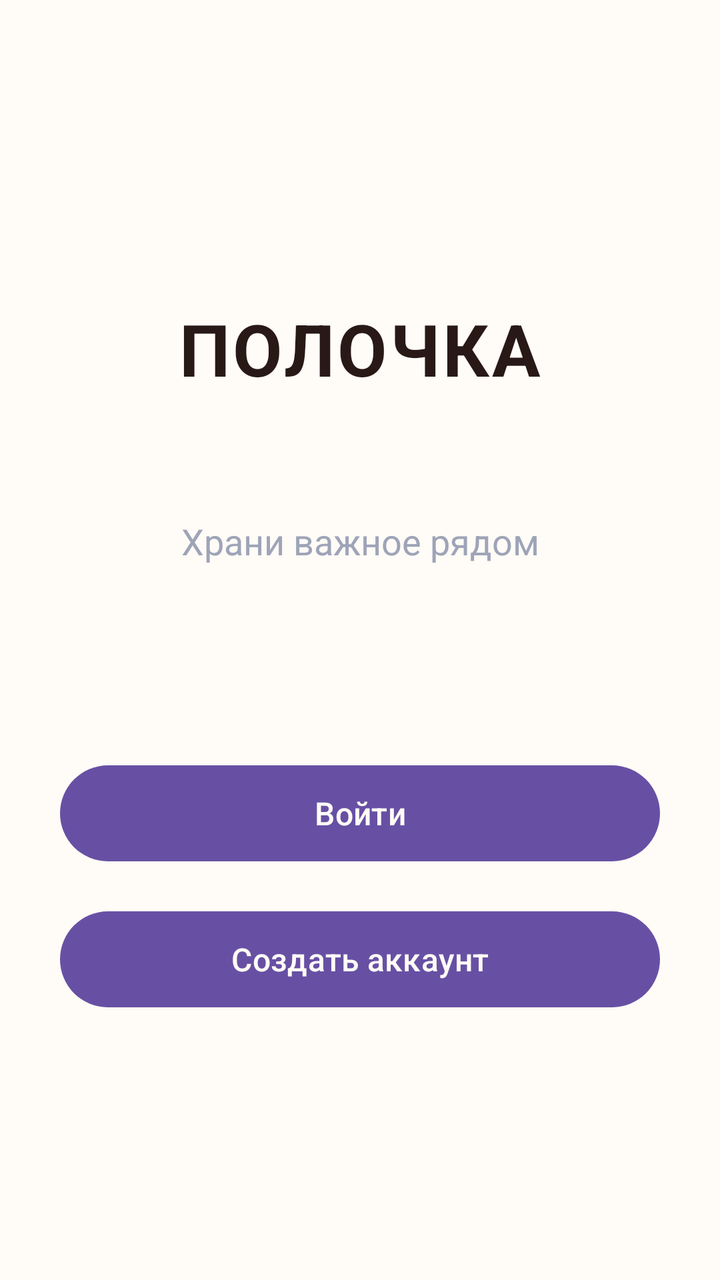
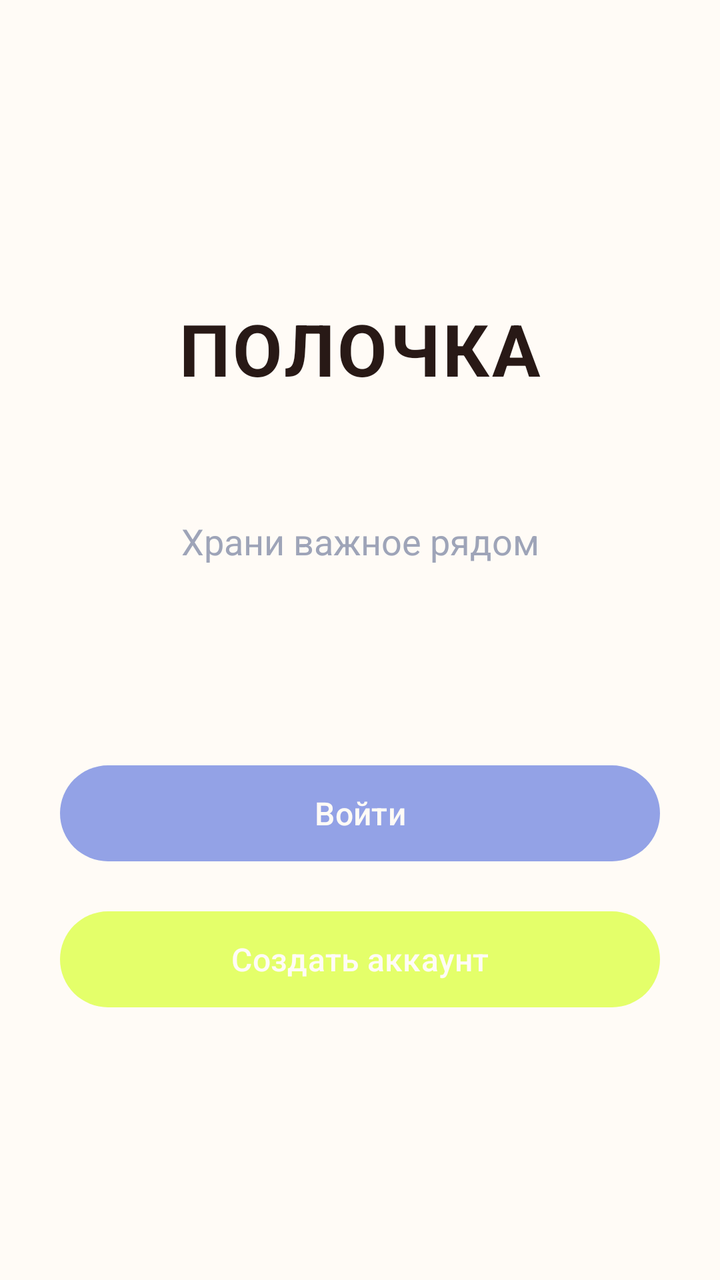

Before-and-after screenshots of an Android layout around one commit, followed by the original layout XML and the change that was made.
<!-- AndroidManifest.xml: application theme Theme.Polochka -->
<!-- res/layout/activity_auth_welcome.xml -->
<?xml version="1.0" encoding="utf-8"?>
<androidx.constraintlayout.widget.ConstraintLayout
    xmlns:android="http://schemas.android.com/apk/res/android"
    xmlns:app="http://schemas.android.com/apk/res-auto"
    android:id="@+id/welcomeRoot"
    android:layout_width="match_parent"
    android:layout_height="match_parent"
    android:background="@color/color_background_primary"
    android:paddingHorizontal="@dimen/spacing_screen_horizontal">

    <TextView
        android:id="@+id/welcomeTitleTextView"
        android:layout_width="wrap_content"
        android:layout_height="wrap_content"
        android:layout_marginTop="150dp"
        android:text="@string/welcome_title"
        android:textColor="@color/color_text_primary"
        android:textSize="36sp"
        android:textStyle="bold"
        android:letterSpacing="0.04"
        app:layout_constraintBottom_toTopOf="@id/welcomeSubtitleTextView"
        app:layout_constraintEnd_toEndOf="parent"
        app:layout_constraintStart_toStartOf="parent"
        app:layout_constraintTop_toTopOf="parent"
        app:layout_constraintVertical_bias="0.28" />

    <TextView
        android:id="@+id/welcomeSubtitleTextView"
        android:layout_width="wrap_content"
        android:layout_height="wrap_content"
        android:layout_marginTop="60dp"
        android:text="@string/welcome_subtitle"
        android:textColor="@color/color_text_secondary"
        android:textSize="18sp"
        app:layout_constraintTop_toBottomOf="@id/welcomeTitleTextView"
        app:layout_constraintEnd_toEndOf="parent"
        app:layout_constraintStart_toStartOf="parent" />

    <Button
        android:id="@+id/loginButton"
        android:layout_width="300dp"
        android:layout_height="@dimen/size_button_height"
        android:layout_marginTop="100dp"
        android:background="@drawable/shape_button_primary"
        android:text="@string/action_login"
        android:textAllCaps="false"
        android:textColor="@color/color_background_primary"
        android:textSize="16sp"
        app:layout_constraintTop_toBottomOf="@id/welcomeSubtitleTextView"
        app:layout_constraintEnd_toEndOf="parent"
        app:layout_constraintStart_toStartOf="parent" />

    <Button
        android:id="@+id/registerButton"
        android:layout_width="300dp"
        android:layout_height="@dimen/size_button_height"
        android:layout_marginTop="25dp"
        android:background="@drawable/shape_button_social"
        android:text="@string/action_register"
        android:textAllCaps="false"
        android:textColor="@color/color_background_primary"
        android:textSize="16sp"
        app:layout_constraintTop_toBottomOf="@id/loginButton"
        app:layout_constraintEnd_toEndOf="parent"
        app:layout_constraintStart_toStartOf="parent" />

</androidx.constraintlayout.widget.ConstraintLayout>
<!-- resources referenced by this layout -->
<resources>
  <color name="color_background_primary">#FFFBF6</color>
  <color name="color_text_primary">#281916</color>
  <color name="color_text_secondary">#9EA4B8</color>
  <dimen name="size_button_height">48dp</dimen>
  <dimen name="spacing_screen_horizontal">24dp</dimen>
  <!-- drawable shape_button_primary (drawable) -->
  <?xml version="1.0" encoding="utf-8"?>
  <shape xmlns:android="http://schemas.android.com/apk/res/android">
      <solid android:color="@color/auth_loginbtn_background"/>
      <corners android:radius="@dimen/btn_radius"/>
  
  </shape>
  <!-- drawable shape_button_social (drawable) -->
  <?xml version="1.0" encoding="utf-8"?>
  <shape xmlns:android="http://schemas.android.com/apk/res/android">
      <solid android:color="@color/auth_socialbtn_background"/>
      <corners android:radius="@dimen/btn_radius"/>
  </shape>
  <string name="action_login">Войти</string>
  <string name="action_register">Создать аккаунт</string>
  <string name="welcome_subtitle">Храни важное рядом</string>
  <string name="welcome_title">ПОЛОЧКА</string>
  <style name="Theme.Polochka" parent="Base.Theme.Polochka" />
  <color name="auth_loginbtn_background">#93A2E6</color>
  <dimen name="btn_radius">30dp</dimen>
  <color name="auth_socialbtn_background">#93A2E6</color>
  <style name="Base.Theme.Polochka" parent="Theme.Material3.DayNight.NoActionBar">
          
          
      </style>
</resources>

<!-- the commit's change to res/layout/activity_auth_welcome.xml (unified diff, before → after) -->
@@ -48,7 +48,8 @@
         android:textSize="16sp"
         app:layout_constraintTop_toBottomOf="@id/welcomeSubtitleTextView"
         app:layout_constraintEnd_toEndOf="parent"
-        app:layout_constraintStart_toStartOf="parent" />
+        app:layout_constraintStart_toStartOf="parent"
+        app:backgroundTint="@null"/>
 
     <Button
         android:id="@+id/registerButton"
@@ -62,6 +63,7 @@
         android:textSize="16sp"
         app:layout_constraintTop_toBottomOf="@id/loginButton"
         app:layout_constraintEnd_toEndOf="parent"
-        app:layout_constraintStart_toStartOf="parent" />
+        app:layout_constraintStart_toStartOf="parent"
+        app:backgroundTint="@null"/>
 
 </androidx.constraintlayout.widget.ConstraintLayout>
<!-- resource entries referenced after the edit -->
@@ -25,7 +25,7 @@
   <style name="Theme.Polochka" parent="Base.Theme.Polochka" />
   <color name="auth_loginbtn_background">#93A2E6</color>
   <dimen name="btn_radius">30dp</dimen>
-  <color name="auth_socialbtn_background">#93A2E6</color>
+  <color name="auth_socialbtn_background">#E4FF6A</color>
   <style name="Base.Theme.Polochka" parent="Theme.Material3.DayNight.NoActionBar">
           
           
